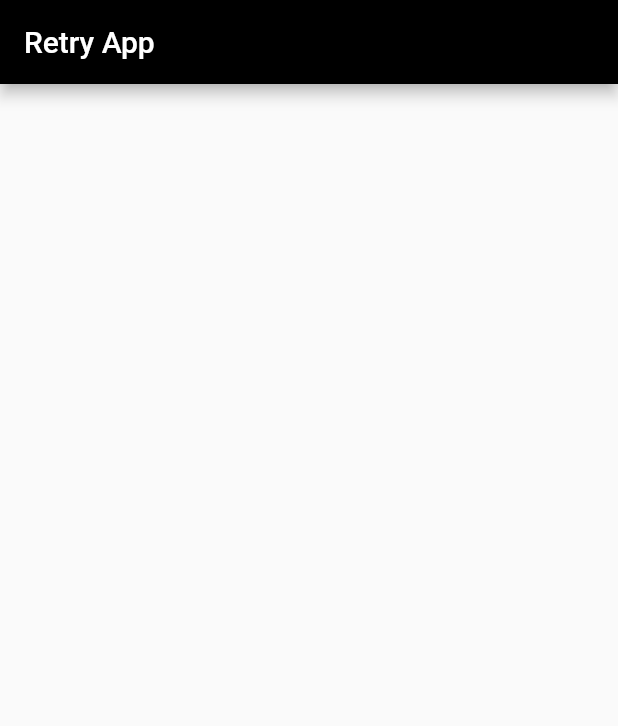
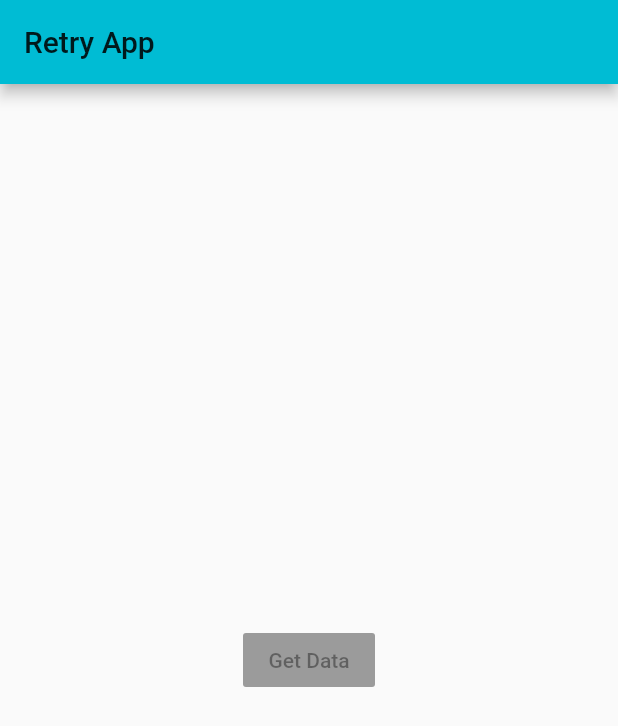
Before and after one commit to CubixPro/Weather_flutter, a Flutter app: the screen it shows after launch, on a phone screen of 412 x 824 dp. Shown: the top 726 px of the screen. Run offline on Flutter 3.47's test engine with Material 2 defaults, Android fonts, the phone set to English and light mode, and no system bars.

Commit message:
Added a button

```diff
--- a/lib/main.dart
+++ b/lib/main.dart
@@ -5,12 +5,13 @@ void main() => runApp(MyApp());
 class MyApp extends StatelessWidget {
   // This widget is the root of your application.
   @override
+
   Widget build(BuildContext context) {
     return MaterialApp(
       title: 'Flutter Demo',
       debugShowCheckedModeBanner: false,
       theme: ThemeData(
-        primaryColor: Colors.black,
+        primaryColor: Colors.cyan,
 
       ),
       home: MyHomePage(),
@@ -58,8 +59,15 @@ class _MyHomePageState extends State<MyHomePage> {
       appBar: AppBar(
         // Here we take the value from the MyHomePage object that was created by
         // the App.build method, and use it to set our appbar title.
-        title: Text("Retry App"),
+        title: Text("Retry App")
       ),
+      body: new Center(
+        child: new RaisedButton(
+          onPressed: null,
+          child: new Text("Get Data"),
+          color: Colors.black,
+          ),
+      )
 
     );
   }
```
